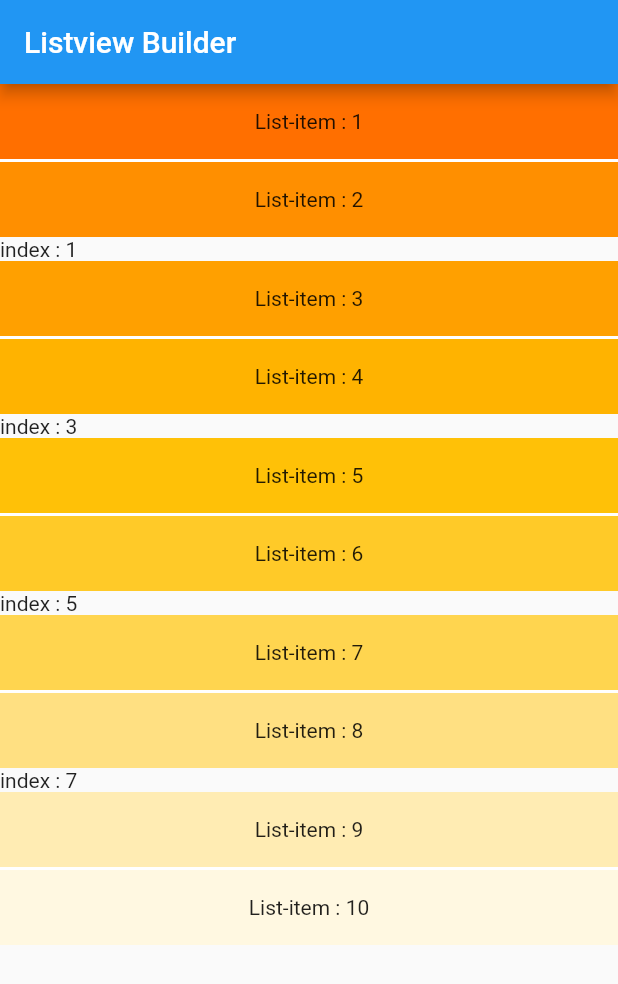
After one commit to shreeinfinityinfotech/chirag, a Flutter app: the ListViewSeperatedExample screen opened directly, on a phone screen of 412 x 824 dp. The commit adds this screen. Shown: the top 984 px of the screen. Run offline on Flutter 3.47's test engine with Material 2 defaults, Android fonts, the phone set to English and light mode, and no system bars; network calls fail.

Commit message:
all file completed

```diff
--- a/lib/basic-widget/dart-scrollview.dart
+++ b/lib/basic-widget/dart-scrollview.dart
@@ -20,7 +20,7 @@ class ScrollWidgetExample extends StatelessWidget {
     return Scaffold(
       body: SingleChildScrollView(
         /*reverse: true,*/
-        /*physics: BouncingScrollPhysics(),*/
+        // physics: BouncingScrollPhysics(),
         scrollDirection: Axis.vertical,
         child: Column(
           crossAxisAlignment: CrossAxisAlignment.stretch,
--- /dev/null
+++ b/lib/multi-child-widget/gridview/gridview-builder.dart
@@ -0,0 +1,39 @@
+import 'package:flutter/material.dart';
+
+void main() => runApp(MyApp());
+
+class MyApp extends StatelessWidget {
+  @override
+  Widget build(BuildContext context) {
+    return MaterialApp(
+      title: 'Gridview',
+      home: GridViewExample(),
+    );
+  }
+}
+
+class GridViewExample extends StatelessWidget {
+  GridViewExample({Key? key}) : super(key: key);
+
+  var list = <int>[900, 800, 700, 600, 500, 400, 300, 200, 100, 50];
+
+  @override
+  Widget build(BuildContext context) {
+    return Scaffold(
+      appBar: AppBar(
+        title: Text('Gridview'),
+      ),
+      body: GridView.builder(
+        itemCount: list.length,
+        gridDelegate:
+            const SliverGridDelegateWithFixedCrossAxisCount(crossAxisCount: 3),
+        itemBuilder: (context, index) {
+          return Container(
+            color: Colors.amber[list[index]],
+            child: Center(child: Text('Entry : $index')),
+          );
+        },
+      ),
+    );
+  }
+}
--- /dev/null
+++ b/lib/multi-child-widget/listview/listview-builder.dart
@@ -0,0 +1,39 @@
+import 'package:flutter/material.dart';
+
+void main() => runApp(MyApp());
+
+class MyApp extends StatelessWidget {
+  @override
+  Widget build(BuildContext context) {
+    return MaterialApp(
+      title: 'Listview.builder',
+      home: ListViewBuilderExample(),
+    );
+  }
+}
+
+class ListViewBuilderExample extends StatelessWidget {
+  ListViewBuilderExample({Key? key}) : super(key: key);
+
+  var list = <int>[900, 800, 700, 600, 500, 400, 300, 200, 100, 50];
+
+  @override
+  Widget build(BuildContext context) {
+    return Scaffold(
+        appBar: AppBar(
+          title: Text('Listview Builder'),
+        ),
+        body: ListView.builder(
+          itemCount: list.length,
+          itemBuilder: (context, index) {
+            return Container(
+              height: 50,
+              color: Colors.amber[list[index]],
+              child: Center(
+                child: Text('List-item : ${index+1}'),
+              ),
+            );
+          },
+        ));
+  }
+}
--- /dev/null
+++ b/lib/multi-child-widget/listview/listview.seperated.dart
@@ -0,0 +1,51 @@
+import 'package:flutter/material.dart';
+
+void main() => runApp(MyApp());
+
+class MyApp extends StatelessWidget {
+  @override
+  Widget build(BuildContext context) {
+    return MaterialApp(
+      title: 'Listview.separated',
+      home: ListViewSeperatedExample(),
+    );
+  }
+}
+
+class ListViewSeperatedExample extends StatelessWidget {
+  ListViewSeperatedExample({Key? key}) : super(key: key);
+
+  var list = <int>[900, 800, 700, 600, 500, 400, 300, 200, 100, 50];
+
+  @override
+  Widget build(BuildContext context) {
+    return Scaffold(
+        appBar: AppBar(
+          title: Text('Listview Builder'),
+        ),
+        body: ListView.separated(
+          itemCount: list.length,
+          itemBuilder: (context, index) {
+            return Container(
+              height: 50,
+              color: Colors.amber[list[index]],
+              child: Center(
+                child: Text('List-item : ${index + 1}'),
+              ),
+            );
+          },
+          separatorBuilder: (BuildContext context, int index) {
+            /* return Container(
+              height: 2,
+              color: Colors.white,
+            );*/
+            return index.isEven
+                ? Container(
+                    color: Colors.white,
+                    height: 2,
+                  )
+                : Text('index : $index');
+          },
+        ));
+  }
+}
```
Also changed, not shown: lib/multi-child-widget/gridview/gridview-count.dart (added, +62 -0 lines), lib/statefil-widget/counter-app/main.dart (added, +73 -0 lines), lib/multi-child-widget/listview/listview-default.dart (renamed from lib/multi-child-widget/dart-list-view.dart).
